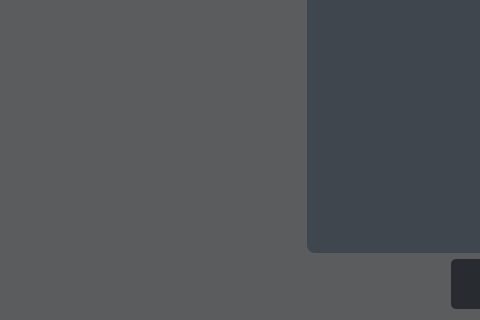
The window that ui/Etek_main_window_v2.ui (Capstone-RFID/Code) describes before a commit, drawn with Qt 5; both pictures show x 0 to 480 and y 580 to 900 of the 1200 by 900 pixel window.
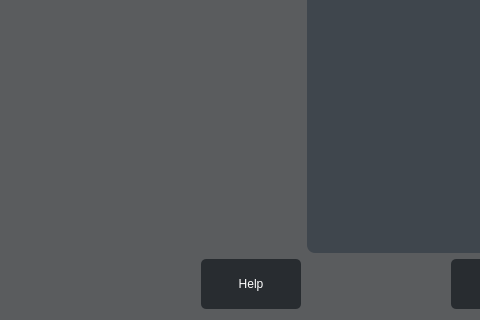
The same window after the commit. Icons and pictures are not drawn.

Commit message: ui changes - added help button & alternate color

```diff
--- a/ui/Etek_main_window_v2.ui
+++ b/ui/Etek_main_window_v2.ui
@@ -198,7 +198,7 @@
 QTableView{
 	border-radius: 8;
 	background-color: #3f464d;
-	alternate-background-color: qlineargradient(spread:pad, x1:0, y1:0, x2:1, y2:0, stop:0 rgba(0, 0, 0, 255), stop:1 rgba(255, 255, 255, 255));
+	alternate-background-color: rgb(159, 162, 166);
 	Font: 14pt;
 	color: white;
 	gridline-color: #1C2321;
@@ -267,19 +267,6 @@
   <layout class="QGridLayout" name="gridLayout_2">
    <item row="0" column="0">
     <layout class="QGridLayout" name="gridLayout">
-     <item row="6" column="1">
-      <spacer name="horizontalSpacer_5">
-       <property name="orientation">
-        <enum>Qt::Horizontal</enum>
-       </property>
-       <property name="sizeHint" stdset="0">
-        <size>
-         <width>40</width>
-         <height>20</height>
-        </size>
-       </property>
-      </spacer>
-     </item>
      <item row="0" column="2" colspan="5">
       <layout class="QHBoxLayout" name="WelcomeMessage">
        <item>
@@ -1507,6 +1494,39 @@
        </item>
       </layout>
      </item>
+     <item row="4" column="1">
+      <layout class="QHBoxLayout" name="horizontalLayout_3"/>
+     </item>
+     <item row="6" column="1">
+      <layout class="QHBoxLayout" name="horizontalLayout_4">
+       <item>
+        <spacer name="horizontalSpacer_14">
+         <property name="orientation">
+          <enum>Qt::Horizontal</enum>
+         </property>
+         <property name="sizeHint" stdset="0">
+          <size>
+           <width>40</width>
+           <height>20</height>
+          </size>
+         </property>
+        </spacer>
+       </item>
+       <item>
+        <widget class="QPushButton" name="pushButton">
+         <property name="minimumSize">
+          <size>
+           <width>100</width>
+           <height>50</height>
+          </size>
+         </property>
+         <property name="text">
+          <string>Help</string>
+         </property>
+        </widget>
+       </item>
+      </layout>
+     </item>
     </layout>
    </item>
   </layout>
```
Left out of the diff: 71 changed lines with no effect on the pictures. The commit also changes 5 other files.
